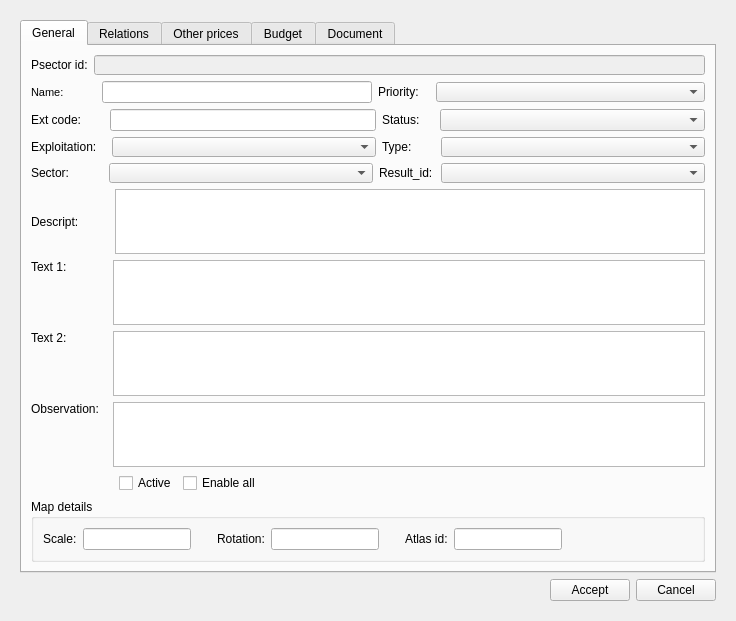
First picture: the form in ui/plan_psector.ui, repository Giswater/giswater_qgis_plugin, before the edit.
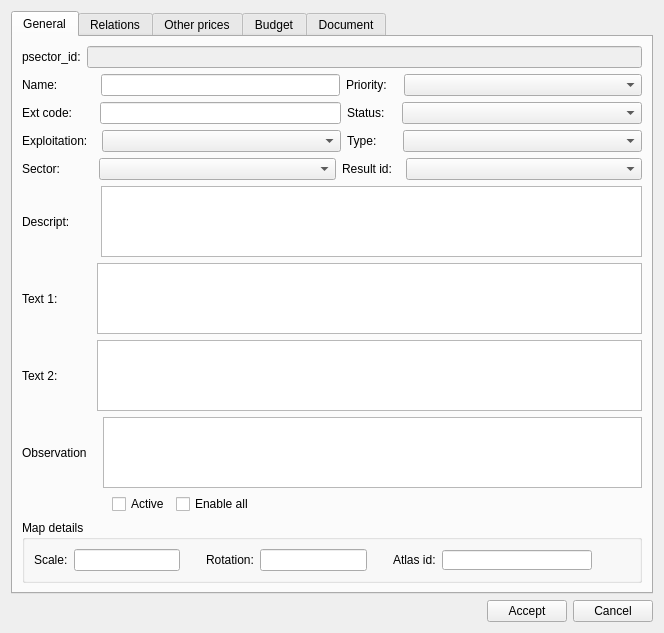
Second picture: the form after the edit. The open tabs and pages were chosen to show the change. Icons and pictures are not drawn.

Commit message: bug fix (refactor (create new dialog) ui)

```diff
--- a/ui/plan_psector.ui
+++ b/ui/plan_psector.ui
@@ -6,43 +6,16 @@
    <rect>
     <x>0</x>
     <y>0</y>
-    <width>736</width>
-    <height>621</height>
+    <width>664</width>
+    <height>633</height>
    </rect>
   </property>
-  <property name="sizePolicy">
-   <sizepolicy hsizetype="Preferred" vsizetype="Preferred">
-    <horstretch>0</horstretch>
-    <verstretch>0</verstretch>
-   </sizepolicy>
-  </property>
-  <property name="maximumSize">
-   <size>
-    <width>16777215</width>
-    <height>11000</height>
-   </size>
-  </property>
   <property name="windowTitle">
    <string>Plan psector</string>
   </property>
-  <layout class="QVBoxLayout" name="verticalLayout_3">
-   <item>
-    <widget class="QWidget" name="centralwidget" native="true">
-     <layout class="QVBoxLayout" name="verticalLayout_2">
+  <layout class="QVBoxLayout" name="verticalLayout">
       <item>
        <widget class="QTabWidget" name="tabWidget">
-        <property name="sizePolicy">
-         <sizepolicy hsizetype="Expanding" vsizetype="Preferred">
-          <horstretch>0</horstretch>
-          <verstretch>0</verstretch>
-         </sizepolicy>
-        </property>
-        <property name="minimumSize">
-         <size>
-          <width>0</width>
-          <height>500</height>
-         </size>
-        </property>
         <property name="currentIndex">
          <number>0</number>
         </property>
@@ -50,19 +23,13 @@
          <attribute name="title">
           <string>General</string>
          </attribute>
-         <layout class="QVBoxLayout" name="verticalLayout">
+      <layout class="QVBoxLayout" name="verticalLayout_3">
           <item>
-           <layout class="QHBoxLayout" name="horizontalLayout">
+        <layout class="QHBoxLayout" name="horizontalLayout_10">
             <item>
-             <widget class="QLabel" name="psector_id_label">
-              <property name="sizePolicy">
-               <sizepolicy hsizetype="Fixed" vsizetype="Preferred">
-                <horstretch>0</horstretch>
-                <verstretch>0</verstretch>
-               </sizepolicy>
-              </property>
+          <widget class="QLabel" name="label">
               <property name="text">
-               <string>Psector id:</string>
+            <string>psector_id:</string>
               </property>
              </widget>
             </item>
@@ -71,76 +38,21 @@
               <property name="enabled">
                <bool>false</bool>
               </property>
-              <property name="sizePolicy">
-               <sizepolicy hsizetype="Preferred" vsizetype="Preferred">
-                <horstretch>0</horstretch>
-                <verstretch>0</verstretch>
-               </sizepolicy>
-              </property>
-              <property name="minimumSize">
-               <size>
-                <width>150</width>
-                <height>0</height>
-               </size>
-              </property>
-              <property name="maximumSize">
-               <size>
-                <width>1000</width>
-                <height>20</height>
-               </size>
-              </property>
              </widget>
             </item>
            </layout>
           </item>
           <item>
-           <layout class="QHBoxLayout" name="horizontalLayout_2" stretch="0,0,0,0,0,0">
+        <layout class="QHBoxLayout" name="horizontalLayout_9">
             <item>
-             <widget class="QLabel" name="label_name">
-              <property name="sizePolicy">
-               <sizepolicy hsizetype="Fixed" vsizetype="Preferred">
-                <horstretch>0</horstretch>
-                <verstretch>0</verstretch>
-               </sizepolicy>
-              </property>
-              <property name="maximumSize">
-               <size>
-                <width>16777215</width>
-                <height>20</height>
-               </size>
-              </property>
-              <property name="font">
-               <font>
-                <pointsize>8</pointsize>
-                <weight>50</weight>
-                <bold>false</bold>
-               </font>
-              </property>
-              <property name="frameShape">
-               <enum>QFrame::NoFrame</enum>
-              </property>
-              <property name="frameShadow">
-               <enum>QFrame::Plain</enum>
-              </property>
+          <widget class="QLabel" name="label_2">
               <property name="text">
                <string>Name:</string>
               </property>
-              <property name="textFormat">
-               <enum>Qt::AutoText</enum>
-              </property>
-              <property name="scaledContents">
-               <bool>false</bool>
-              </property>
-              <property name="alignment">
-               <set>Qt::AlignLeading|Qt::AlignLeft|Qt::AlignVCenter</set>
-              </property>
-              <property name="margin">
-               <number>3</number>
-              </property>
              </widget>
             </item>
             <item>
-             <spacer name="horizontalSpacer_3">
+          <spacer name="horizontalSpacer_2">
               <property name="orientation">
                <enum>Qt::Horizontal</enum>
               </property>
@@ -149,7 +61,7 @@
               </property>
               <property name="sizeHint" stdset="0">
                <size>
-                <width>32</width>
+             <width>37</width>
                 <height>20</height>
                </size>
               </property>
@@ -157,6 +69,12 @@
             </item>
             <item>
              <widget class="QLineEdit" name="name">
+           <property name="sizePolicy">
+            <sizepolicy hsizetype="Expanding" vsizetype="Fixed">
+             <horstretch>0</horstretch>
+             <verstretch>0</verstretch>
+            </sizepolicy>
+           </property>
               <property name="minimumSize">
                <size>
                 <width>150</width>
@@ -166,14 +84,14 @@
              </widget>
             </item>
             <item>
-             <widget class="QLabel" name="priority_label">
+          <widget class="QLabel" name="label_3">
               <property name="text">
                <string>Priority:</string>
               </property>
              </widget>
             </item>
             <item>
-             <spacer name="horizontalSpacer_7">
+          <spacer name="horizontalSpacer_3">
               <property name="orientation">
                <enum>Qt::Horizontal</enum>
               </property>
@@ -196,27 +114,21 @@
                 <verstretch>0</verstretch>
                </sizepolicy>
               </property>
-              <property name="maximumSize">
-               <size>
-                <width>16777215</width>
-                <height>20</height>
-               </size>
-              </property>
              </widget>
             </item>
            </layout>
           </item>
           <item>
-           <layout class="QHBoxLayout" name="horizontalLayout_4">
+        <layout class="QHBoxLayout" name="horizontalLayout_8">
             <item>
-             <widget class="QLabel" name="label_ext_code">
+          <widget class="QLabel" name="label_4">
               <property name="text">
                <string>Ext code:</string>
               </property>
              </widget>
             </item>
             <item>
-             <spacer name="horizontalSpacer_27">
+          <spacer name="horizontalSpacer_4">
               <property name="orientation">
                <enum>Qt::Horizontal</enum>
               </property>
@@ -225,7 +137,7 @@
               </property>
               <property name="sizeHint" stdset="0">
                <size>
-                <width>23</width>
+             <width>22</width>
                 <height>20</height>
                </size>
               </property>
@@ -235,14 +147,14 @@
              <widget class="QLineEdit" name="ext_code"/>
             </item>
             <item>
-             <widget class="QLabel" name="label_status">
+          <widget class="QLabel" name="label_8">
               <property name="text">
                <string>Status:</string>
               </property>
              </widget>
             </item>
             <item>
-             <spacer name="horizontalSpacer_28">
+          <spacer name="horizontalSpacer_5">
               <property name="orientation">
                <enum>Qt::Horizontal</enum>
               </property>
@@ -251,7 +163,7 @@
               </property>
               <property name="sizeHint" stdset="0">
                <size>
-                <width>14</width>
+             <width>11</width>
                 <height>20</height>
                </size>
               </property>
@@ -270,16 +182,16 @@
            </layout>
           </item>
           <item>
-           <layout class="QHBoxLayout" name="horizontalLayout_3">
+        <layout class="QHBoxLayout" name="horizontalLayout_7">
             <item>
-             <widget class="QLabel" name="lbl_expl_id">
+          <widget class="QLabel" name="label_5">
               <property name="text">
                <string>Exploitation:</string>
               </property>
              </widget>
             </item>
             <item>
-             <spacer name="horizontalSpacer_5">
+          <spacer name="horizontalSpacer_6">
               <property name="orientation">
                <enum>Qt::Horizontal</enum>
               </property>
@@ -288,7 +200,7 @@
               </property>
               <property name="sizeHint" stdset="0">
                <size>
-                <width>9</width>
+             <width>8</width>
                 <height>20</height>
                </size>
               </property>
@@ -297,34 +209,22 @@
             <item>
              <widget class="QComboBox" name="expl_id">
               <property name="sizePolicy">
-               <sizepolicy hsizetype="Expanding" vsizetype="Preferred">
+            <sizepolicy hsizetype="Expanding" vsizetype="Fixed">
                 <horstretch>0</horstretch>
                 <verstretch>0</verstretch>
                </sizepolicy>
               </property>
-              <property name="minimumSize">
-               <size>
-                <width>150</width>
-                <height>0</height>
-               </size>
-              </property>
-              <property name="maximumSize">
-               <size>
-                <width>16777215</width>
-                <height>20</height>
-               </size>
-              </property>
              </widget>
             </item>
             <item>
-             <widget class="QLabel" name="lbl_psector_type">
+          <widget class="QLabel" name="label_9">
               <property name="text">
                <string>Type:</string>
               </property>
              </widget>
             </item>
             <item>
-             <spacer name="horizontalSpacer_8">
+          <spacer name="horizontalSpacer_7">
               <property name="orientation">
                <enum>Qt::Horizontal</enum>
               </property>
@@ -333,7 +233,7 @@
               </property>
               <property name="sizeHint" stdset="0">
                <size>
-                <width>23</width>
+             <width>20</width>
                 <height>20</height>
                </size>
               </property>
@@ -342,23 +242,17 @@
             <item>
              <widget class="QComboBox" name="psector_type">
               <property name="sizePolicy">
-               <sizepolicy hsizetype="Expanding" vsizetype="Preferred">
+            <sizepolicy hsizetype="Expanding" vsizetype="Fixed">
                 <horstretch>0</horstretch>
                 <verstretch>0</verstretch>
                </sizepolicy>
               </property>
-              <property name="maximumSize">
-               <size>
-                <width>16777215</width>
-                <height>20</height>
-               </size>
-              </property>
              </widget>
             </item>
            </layout>
           </item>
           <item>
-           <layout class="QHBoxLayout" name="horizontalLayout_5">
+        <layout class="QHBoxLayout" name="horizontalLayout_6">
             <item>
              <widget class="QLabel" name="lbl_sector">
               <property name="text">
@@ -367,7 +261,7 @@
              </widget>
             </item>
             <item>
-             <spacer name="horizontalSpacer_6">
+          <spacer name="horizontalSpacer_8">
               <property name="orientation">
                <enum>Qt::Horizontal</enum>
               </property>
@@ -376,7 +270,7 @@
               </property>
               <property name="sizeHint" stdset="0">
                <size>
-                <width>34</width>
+             <width>33</width>
                 <height>20</height>
                </size>
               </property>
@@ -385,29 +279,17 @@
             <item>
              <widget class="QComboBox" name="sector_id">
               <property name="sizePolicy">
-               <sizepolicy hsizetype="Expanding" vsizetype="Preferred">
+            <sizepolicy hsizetype="Expanding" vsizetype="Fixed">
                 <horstretch>0</horstretch>
                 <verstretch>0</verstretch>
                </sizepolicy>
               </property>
-              <property name="minimumSize">
-               <size>
-                <width>150</width>
-                <height>0</height>
-               </size>
-              </property>
-              <property name="maximumSize">
-               <size>
-                <width>16777215</width>
-                <height>20</height>
-               </size>
-              </property>
              </widget>
             </item>
             <item>
              <widget class="QLabel" name="lbl_result_id">
               <property name="text">
-               <string>Result_id:</string>
+            <string>Result id:</string>
               </property>
              </widget>
             </item>
@@ -421,7 +303,7 @@
               </property>
               <property name="sizeHint" stdset="0">
                <size>
-                <width>2</width>
+             <width>8</width>
                 <height>20</height>
                </size>
               </property>
@@ -430,135 +312,25 @@
             <item>
              <widget class="QComboBox" name="result_id">
               <property name="sizePolicy">
-               <sizepolicy hsizetype="Expanding" vsizetype="Preferred">
+            <sizepolicy hsizetype="Expanding" vsizetype="Fixed">
                 <horstretch>0</horstretch>
                 <verstretch>0</verstretch>
                </sizepolicy>
               </property>
-              <property name="maximumSize">
-               <size>
-                <width>16777215</width>
-                <height>20</height>
-               </size>
-              </property>
              </widget>
             </item>
            </layout>
           </item>
           <item>
-           <layout class="QHBoxLayout" name="horizontalLayout_17">
+        <layout class="QHBoxLayout" name="horizontalLayout_5">
             <item>
-             <widget class="QLabel" name="descript_label">
-              <property name="sizePolicy">
-               <sizepolicy hsizetype="Fixed" vsizetype="Preferred">
-                <horstretch>0</horstretch>
-                <verstretch>0</verstretch>
-               </sizepolicy>
-              </property>
+          <widget class="QLabel" name="label_7">
               <property name="text">
                <string>Descript:</string>
               </property>
              </widget>
             </item>
             <item>
-             <spacer name="horizontalSpacer_15">
-              <property name="orientation">
-               <enum>Qt::Horizontal</enum>
-              </property>
-              <property name="sizeType">
-               <enum>QSizePolicy::Fixed</enum>
-              </property>
-              <property name="sizeHint" stdset="0">
-               <size>
-                <width>30</width>
-                <height>20</height>
-               </size>
-              </property>
-             </spacer>
-            </item>
-            <item>
-             <widget class="QTextEdit" name="descript">
-              <property name="sizePolicy">
-               <sizepolicy hsizetype="Expanding" vsizetype="Preferred">
-                <horstretch>0</horstretch>
-                <verstretch>0</verstretch>
-               </sizepolicy>
-              </property>
-              <property name="maximumSize">
-               <size>
-                <width>16777215</width>
-                <height>100</height>
-               </size>
-              </property>
-             </widget>
-            </item>
-           </layout>
-          </item>
-          <item>
-           <layout class="QHBoxLayout" name="horizontalLayout_18">
-            <item>
-             <widget class="QLabel" name="text1_label">
-              <property name="sizePolicy">
-               <sizepolicy hsizetype="Fixed" vsizetype="Preferred">
-                <horstretch>0</horstretch>
-                <verstretch>0</verstretch>
-               </sizepolicy>
-              </property>
-              <property name="text">
-               <string>Text 1:</string>
-              </property>
-              <property name="alignment">
-               <set>Qt::AlignLeading|Qt::AlignLeft|Qt::AlignTop</set>
-              </property>
-             </widget>
-            </item>
-            <item>
-             <spacer name="horizontalSpacer_16">
-              <property name="orientation">
-               <enum>Qt::Horizontal</enum>
-              </property>
-              <property name="sizeType">
-               <enum>QSizePolicy::Fixed</enum>
-              </property>
-              <property name="sizeHint" stdset="0">
-               <size>
-                <width>40</width>
-                <height>20</height>
-               </size>
-              </property>
-             </spacer>
-            </item>
-            <item>
-             <widget class="QTextEdit" name="text1">
-              <property name="sizePolicy">
-               <sizepolicy hsizetype="Expanding" vsizetype="Preferred">
-                <horstretch>0</horstretch>
-                <verstretch>0</verstretch>
-               </sizepolicy>
-              </property>
-              <property name="maximumSize">
-               <size>
-                <width>16777215</width>
-                <height>100</height>
-               </size>
-              </property>
-             </widget>
-            </item>
-           </layout>
-          </item>
-          <item>
-           <layout class="QHBoxLayout" name="horizontalLayout_6">
-            <item>
-             <widget class="QLabel" name="text2_label">
-              <property name="text">
-               <string>Text 2:</string>
-              </property>
-              <property name="alignment">
-               <set>Qt::AlignLeading|Qt::AlignLeft|Qt::AlignTop</set>
-              </property>
-             </widget>
-            </item>
-            <item>
              <spacer name="horizontalSpacer_10">
               <property name="orientation">
                <enum>Qt::Horizontal</enum>
@@ -568,39 +340,23 @@
               </property>
               <property name="sizeHint" stdset="0">
                <size>
-                <width>40</width>
+             <width>25</width>
                 <height>20</height>
                </size>
               </property>
              </spacer>
             </item>
             <item>
-             <widget class="QTextEdit" name="text2">
-              <property name="sizePolicy">
-               <sizepolicy hsizetype="Expanding" vsizetype="Preferred">
-                <horstretch>0</horstretch>
-                <verstretch>0</verstretch>
-               </sizepolicy>
-              </property>
-              <property name="maximumSize">
-               <size>
-                <width>16777215</width>
-                <height>100</height>
-               </size>
-              </property>
-             </widget>
+          <widget class="QTextEdit" name="descript"/>
             </item>
            </layout>
           </item>
           <item>
-           <layout class="QHBoxLayout" name="horizontalLayout_7">
+        <layout class="QHBoxLayout" name="horizontalLayout_4">
             <item>
-             <widget class="QLabel" name="observ_label">
+          <widget class="QLabel" name="label_11">
               <property name="text">
-               <string>Observation:</string>
-              </property>
-              <property name="alignment">
-               <set>Qt::AlignLeading|Qt::AlignLeft|Qt::AlignTop</set>
+            <string>Text 1:</string>
               </property>
              </widget>
             </item>
@@ -614,34 +370,81 @@
               </property>
               <property name="sizeHint" stdset="0">
                <size>
-                <width>8</width>
+             <width>33</width>
                 <height>20</height>
                </size>
               </property>
              </spacer>
             </item>
             <item>
-             <widget class="QTextEdit" name="observ">
-              <property name="sizePolicy">
-               <sizepolicy hsizetype="Expanding" vsizetype="Preferred">
-                <horstretch>0</horstretch>
-                <verstretch>0</verstretch>
-               </sizepolicy>
-              </property>
-              <property name="maximumSize">
+          <widget class="QTextEdit" name="text1"/>
+         </item>
+        </layout>
+       </item>
+       <item>
+        <layout class="QHBoxLayout" name="horizontalLayout_2">
+         <item>
+          <widget class="QLabel" name="label_12">
+           <property name="text">
+            <string>Text 2:</string>
+           </property>
+          </widget>
+         </item>
+         <item>
+          <spacer name="horizontalSpacer_13">
+           <property name="orientation">
+            <enum>Qt::Horizontal</enum>
+           </property>
+           <property name="sizeType">
+            <enum>QSizePolicy::Fixed</enum>
+           </property>
+           <property name="sizeHint" stdset="0">
                <size>
-                <width>16777215</width>
-                <height>100</height>
-               </size>
-              </property>
-             </widget>
-            </item>
+             <width>33</width>
+             <height>20</height>
+            </size>
+           </property>
+          </spacer>
+         </item>
+         <item>
+          <widget class="QTextEdit" name="text2"/>
+         </item>
+        </layout>
+       </item>
+       <item>
+        <layout class="QHBoxLayout" name="horizontalLayout_3">
+         <item>
+          <widget class="QLabel" name="label_13">
+           <property name="text">
+            <string>Observation</string>
+           </property>
+          </widget>
+         </item>
+         <item>
+          <spacer name="horizontalSpacer_12">
+           <property name="orientation">
+            <enum>Qt::Horizontal</enum>
+           </property>
+           <property name="sizeType">
+            <enum>QSizePolicy::Fixed</enum>
+           </property>
+           <property name="sizeHint" stdset="0">
+            <size>
+             <width>10</width>
+             <height>20</height>
+            </size>
+           </property>
+          </spacer>
+         </item>
+         <item>
+          <widget class="QTextEdit" name="observ"/>
+         </item>
            </layout>
           </item>
           <item>
-           <layout class="QHBoxLayout" name="horizontalLayout_21">
+        <layout class="QHBoxLayout" name="horizontalLayout_11">
             <item>
-             <spacer name="horizontalSpacer">
+          <spacer name="horizontalSpacer_14">
               <property name="orientation">
                <enum>Qt::Horizontal</enum>
               </property>
@@ -650,7 +453,7 @@
               </property>
               <property name="sizeHint" stdset="0">
                <size>
-                <width>88</width>
+             <width>90</width>
                 <height>20</height>
                </size>
               </property>
@@ -671,7 +474,7 @@
              </widget>
             </item>
             <item>
-             <spacer name="horizontalSpacer_13">
+          <spacer name="horizontalSpacer_15">
               <property name="orientation">
                <enum>Qt::Horizontal</enum>
               </property>
@@ -686,32 +489,25 @@
            </layout>
           </item>
           <item>
-           <widget class="QGroupBox" name="groupBox_5">
+        <widget class="QGroupBox" name="groupBox">
             <property name="title">
              <string>Map details</string>
             </property>
-            <layout class="QGridLayout" name="gridLayout_4">
+         <layout class="QGridLayout" name="gridLayout">
              <item row="0" column="0">
-              <layout class="QHBoxLayout" name="horizontalLayout_28">
+           <layout class="QHBoxLayout" name="horizontalLayout_12">
                <item>
-                <widget class="QLabel" name="label_scale_3">
+             <widget class="QLabel" name="label_15">
                  <property name="text">
                   <string>Scale:</string>
                  </property>
                 </widget>
                </item>
                <item>
-                <widget class="QLineEdit" name="scale">
-                 <property name="maximumSize">
-                  <size>
-                   <width>150</width>
-                   <height>16777215</height>
-                  </size>
-                 </property>
-                </widget>
+             <widget class="QLineEdit" name="scale"/>
                </item>
                <item>
-                <spacer name="horizontalSpacer_29">
+             <spacer name="horizontalSpacer_16">
                  <property name="orientation">
                   <enum>Qt::Horizontal</enum>
                  </property>
@@ -727,24 +523,17 @@
                 </spacer>
                </item>
                <item>
-                <widget class="QLabel" name="label_rotation_3">
+             <widget class="QLabel" name="label_14">
                  <property name="text">
                   <string>Rotation:</string>
                  </property>
                 </widget>
                </item>
                <item>
-                <widget class="QLineEdit" name="rotation">
-                 <property name="maximumSize">
-                  <size>
-                   <width>150</width>
-                   <height>16777215</height>
-                  </size>
-                 </property>
-                </widget>
+             <widget class="QLineEdit" name="rotation"/>
                </item>
                <item>
-                <spacer name="horizontalSpacer_30">
+             <spacer name="horizontalSpacer_17">
                  <property name="orientation">
                   <enum>Qt::Horizontal</enum>
                  </property>
@@ -760,7 +549,7 @@
                 </spacer>
                </item>
                <item>
-                <widget class="QLabel" name="label_atlas_id">
+             <widget class="QLabel" name="label_16">
                  <property name="text">
                   <string>Atlas id:</string>
                  </property>
@@ -768,18 +557,28 @@
                </item>
                <item>
                 <widget class="QLineEdit" name="atlas_id">
-                 <property name="maximumSize">
+              <property name="sizePolicy">
+               <sizepolicy hsizetype="Preferred" vsizetype="Preferred">
+                <horstretch>0</horstretch>
+                <verstretch>0</verstretch>
+               </sizepolicy>
+              </property>
+              <property name="minimumSize">
                   <size>
                    <width>150</width>
-                   <height>16777215</height>
+                <height>0</height>
+               </size>
+              </property>
+              <property name="maximumSize">
+               <size>
+                <width>1000</width>
+                <height>20</height>
                   </size>
                  </property>
                 </widget>
                </item>
-              </layout>
-             </item>
-             <item row="0" column="1">
-              <spacer name="horizontalSpacer_14">
+            <item>
+             <spacer name="horizontalSpacer_18">
                <property name="orientation">
                 <enum>Qt::Horizontal</enum>
                </property>
@@ -792,20 +591,9 @@
               </spacer>
              </item>
             </layout>
-           </widget>
           </item>
-          <item>
-           <spacer name="verticalSpacer">
-            <property name="orientation">
-             <enum>Qt::Vertical</enum>
-            </property>
-            <property name="sizeHint" stdset="0">
-             <size>
-              <width>20</width>
-              <height>40</height>
-             </size>
-            </property>
-           </spacer>
+         </layout>
+        </widget>
           </item>
          </layout>
         </widget>
@@ -813,9 +601,9 @@
          <attribute name="title">
           <string>Relations</string>
          </attribute>
-         <layout class="QVBoxLayout" name="verticalLayout_4">
+      <layout class="QVBoxLayout" name="verticalLayout_2">
           <item>
-           <layout class="QHBoxLayout" name="horizontalLayout_9">
+        <layout class="QHBoxLayout" name="horizontalLayout_13">
             <item>
              <widget class="QLineEdit" name="feature_id"/>
             </item>
@@ -1752,18 +1540,21 @@
        </widget>
       </item>
       <item>
-       <layout class="QGridLayout" name="gridLayout">
-        <item row="0" column="2">
-         <widget class="QPushButton" name="btn_cancel">
-          <property name="focusPolicy">
-           <enum>Qt::NoFocus</enum>
-          </property>
-          <property name="text">
-           <string>Cancel</string>
-          </property>
-         </widget>
-        </item>
-        <item row="0" column="1">
+    <layout class="QHBoxLayout" name="horizontalLayout">
+     <item>
+      <spacer name="horizontalSpacer">
+       <property name="orientation">
+        <enum>Qt::Horizontal</enum>
+       </property>
+       <property name="sizeHint" stdset="0">
+        <size>
+         <width>40</width>
+         <height>20</height>
+        </size>
+       </property>
+      </spacer>
+     </item>
+     <item>
          <widget class="QPushButton" name="btn_accept">
           <property name="focusPolicy">
            <enum>Qt::NoFocus</enum>
@@ -1773,66 +1564,17 @@
           </property>
          </widget>
         </item>
-        <item row="0" column="0">
-         <spacer name="horizontalSpacer_4">
-          <property name="orientation">
-           <enum>Qt::Horizontal</enum>
-          </property>
-          <property name="sizeHint" stdset="0">
-           <size>
-            <width>40</width>
-            <height>20</height>
-           </size>
-          </property>
-         </spacer>
+     <item>
+      <widget class="QPushButton" name="btn_cancel">
+       <property name="text">
+        <string>Cancel</string>
+       </property>
+      </widget>
         </item>
        </layout>
       </item>
      </layout>
     </widget>
-   </item>
-  </layout>
- </widget>
- <tabstops>
-  <tabstop>name</tabstop>
-  <tabstop>priority</tabstop>
-  <tabstop>expl_id</tabstop>
-  <tabstop>psector_type</tabstop>
-  <tabstop>sector_id</tabstop>
-  <tabstop>result_id</tabstop>
-  <tabstop>descript</tabstop>
-  <tabstop>text1</tabstop>
-  <tabstop>text2</tabstop>
-  <tabstop>observ</tabstop>
-  <tabstop>active</tabstop>
-  <tabstop>btn_accept</tabstop>
-  <tabstop>btn_cancel</tabstop>
-  <tabstop>all_rows</tabstop>
-  <tabstop>btn_select</tabstop>
-  <tabstop>gexpenses</tabstop>
-  <tabstop>vat</tabstop>
-  <tabstop>other</tabstop>
-  <tabstop>btn_rapports</tabstop>
-  <tabstop>doc_id</tabstop>
-  <tabstop>btn_doc_insert</tabstop>
-  <tabstop>btn_doc_delete</tabstop>
-  <tabstop>btn_doc_new</tabstop>
-  <tabstop>btn_open_doc</tabstop>
-  <tabstop>tbl_document</tabstop>
-  <tabstop>psector_id</tabstop>
-  <tabstop>tabWidget</tabstop>
-  <tabstop>feature_id</tabstop>
-  <tabstop>btn_insert</tabstop>
-  <tabstop>btn_delete</tabstop>
-  <tabstop>tbl_psector_x_node</tabstop>
-  <tabstop>tbl_psector_x_arc</tabstop>
-  <tabstop>selected_rows</tabstop>
-  <tabstop>chk_enable_all</tabstop>
-  <tabstop>btn_unselect</tabstop>
-  <tabstop>txt_name</tabstop>
-  <tabstop>btn_snapping</tabstop>
-  <tabstop>tab_feature</tabstop>
- </tabstops>
  <resources/>
  <connections/>
 </ui>
```
Left out of the diff: 66 changed lines with no effect on the pictures. Lines whose indentation alone changed are shown as unchanged.
